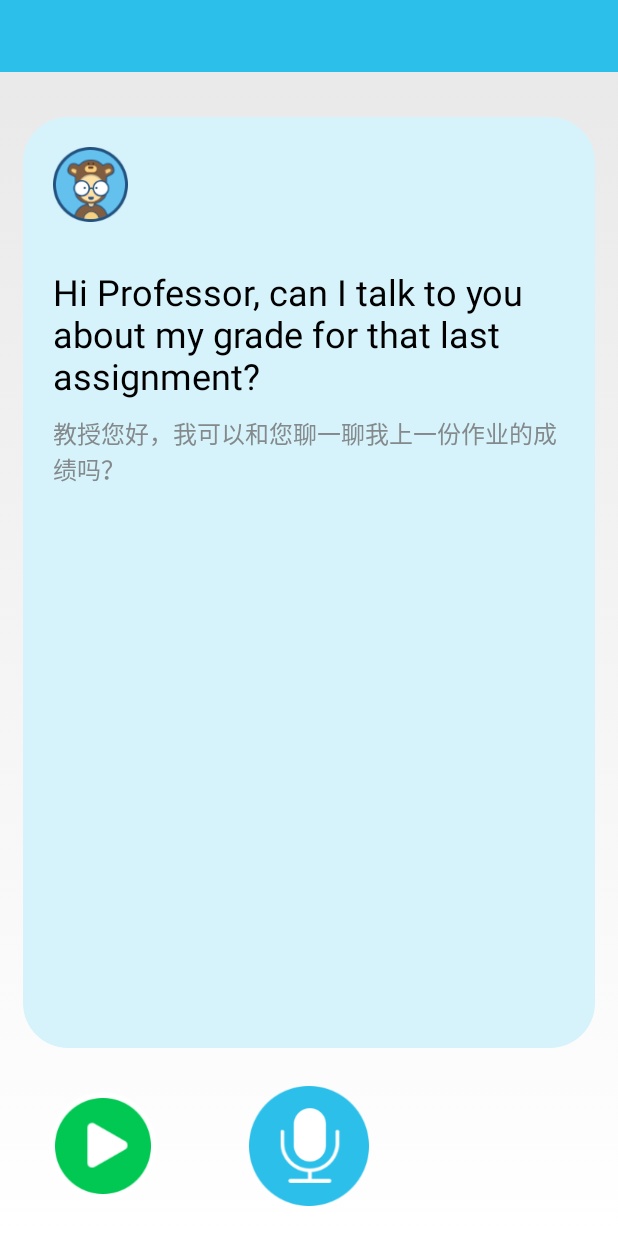
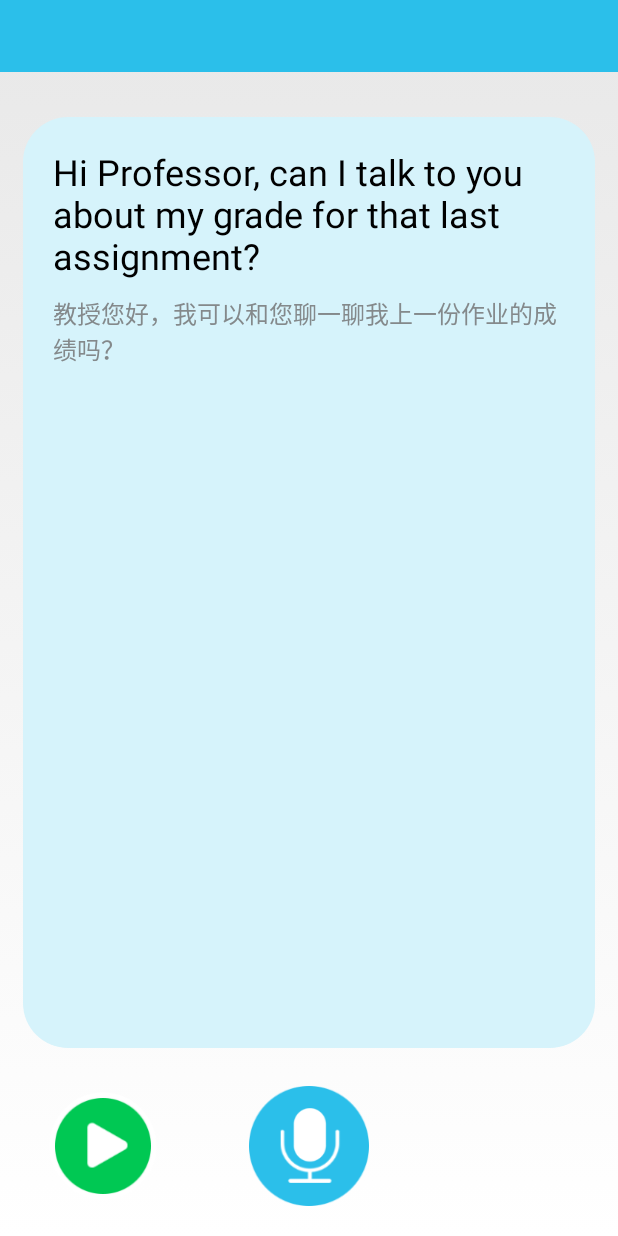
Before and after one commit to jianiuqi/ISchool, an Android app: the layout activity_tracking.xml on its own in the app's theme, with its tools: preview values and no code run, on a phone screen of 412 x 824 dp. Run offline under Robolectric (Android 15) with nearby library versions, the phone set to English and light mode, and no system bars.

Commit message:
edit tracking rule and add temp result

```diff
--- a/app/src/main/java/com/ibm/ischool/api/impl/LessonApiImpl.java
+++ b/app/src/main/java/com/ibm/ischool/api/impl/LessonApiImpl.java
@@ -36,7 +36,7 @@ public class LessonApiImpl implements ILessonApi{
 	@Override
 	public void getLessonsChapterId(final ChapterEntity chapterEntity, final IResponseApi<List<LessonEntity>> api) {
 		RequestParams params = new RequestParams();
-		HttpUtils.httpAsyncGet("/lesson?chapterId=1", params, new JsonHttpResponseHandler(){
+		HttpUtils.httpAsyncGet("/lesson?chapterId=1&mode=" + chapterEntity.getChapterMode(), params, new JsonHttpResponseHandler(){
 
 			@Override
 			public void onSuccess(int statusCode, Header[] headers, JSONArray array) {
--- a/app/src/main/java/com/ibm/ischool/view/ILessonDetailView.java
+++ b/app/src/main/java/com/ibm/ischool/view/ILessonDetailView.java
@@ -24,6 +24,11 @@ public interface ILessonDetailView extends IBaseView {
 	 * @return
 	 */
 	View getCircelChildView(int index);
+
+	/**
+	 * 设置标准读音布局可见性
+	 */
+	void setVoiceLayoutVisible(int visibility);
 
 	/**
 	 * 获取标准音进度条
--- a/app/src/main/java/com/ibm/ischool/view/ITrackingView.java
+++ b/app/src/main/java/com/ibm/ischool/view/ITrackingView.java
@@ -37,6 +37,12 @@ public interface ITrackingView extends IBaseView {
     HoloCircularProgressBar getRecordProgressBar();
 
     /**
+     * 设置标准读音布局可见性
+     * @param visibility
+     */
+    void setVoiceLayoutVisible(int visibility);
+
+    /**
      * 设置标准语音按钮图
      * @param resourceId
      */
--- a/app/src/main/res/layout/activity_lesson_detail.xml
+++ b/app/src/main/res/layout/activity_lesson_detail.xml
@@ -38,6 +38,7 @@
         android:orientation="horizontal" >
 
         <RelativeLayout
+            android:id="@+id/server_voice_layout"
             android:layout_width="0dp"
             android:layout_height="72dp"
             android:layout_weight="1"
--- a/app/src/main/res/layout/activity_lesson_grid.xml
+++ b/app/src/main/res/layout/activity_lesson_grid.xml
@@ -24,7 +24,9 @@
             android:gravity="center"
             android:listSelector="@android:color/transparent"
             android:numColumns="3"
-            android:stretchMode="columnWidth" />
+            android:stretchMode="columnWidth"
+            android:overScrollMode="never"
+            android:scrollbars="none"/>
     </RelativeLayout>
 
 </LinearLayout>
--- a/app/src/main/res/layout/activity_tracking.xml
+++ b/app/src/main/res/layout/activity_tracking.xml
@@ -25,7 +25,8 @@
             android:id="@+id/icon_level_iv"
             android:layout_width="50dp"
             android:layout_height="50dp"
-            android:src="@drawable/icon_level_1" />
+            android:src="@drawable/icon_level_1"
+            android:visibility="gone"/>
 
         <TextView
             android:id="@+id/lesson_sentence"
@@ -33,7 +34,6 @@
             android:layout_height="wrap_content"
             android:layout_alignParentTop="true"
             android:layout_centerInParent="true"
-            android:layout_marginTop="80dp"
             android:gravity="left|center_vertical"
             android:text="@string/lesson_detail_demo"
             android:textColor="@android:color/black"
@@ -51,113 +51,6 @@
             android:textColor="#84898B"
             android:textSize="16sp" />
 
-        <LinearLayout
-            android:id="@+id/word_pronounce_layout"
-            android:layout_width="fill_parent"
-            android:layout_height="wrap_content"
-            android:layout_below="@+id/lesson_sentence_translation"
-            android:layout_marginTop="10dip"
-            android:background="@drawable/shape_word_pronounce_round_background"
-            android:padding="15dp"
-            android:orientation="vertical"
-            android:visibility="gone" >
-
-            <LinearLayout
-                android:layout_width="wrap_content"
-                android:layout_height="wrap_content"
-                android:gravity="center_vertical"
-                android:orientation="horizontal" >
-
-                <View
-                    android:layout_width="5dip"
-                    android:layout_height="5dip"
-                    android:background="@drawable/shape_pronounce_word_dot_bg" />
-
-                <TextView
-                    android:id="@+id/word1_raw_tv"
-                    android:layout_width="wrap_content"
-                    android:layout_height="wrap_content"
-                    android:gravity="center"
-                    android:text="ever"
-                    android:textColor="@color/sentence_word_pronounce_right"
-                    android:layout_marginLeft="5dp"
-                    android:textSize="18sp" />
-
-                <ImageView
-                    android:layout_width="10dip"
-                    android:layout_height="10dip"
-                    android:src="@drawable/icon_pronounce_right"
-                    android:layout_marginLeft="20dp"/>
-
-                <TextView
-                    android:id="@+id/word1_pronounce_tv"
-                    android:layout_width="wrap_content"
-                    android:layout_height="wrap_content"
-                    android:gravity="center"
-                    android:text="/gred/"
-                    android:textColor="@color/sentence_word_pronounce_right"
-                    android:layout_marginLeft="5dp"
-                    android:textSize="18sp" />
-
-                <ImageView
-                    android:id="@+id/word1_mp3_iv"
-                    android:layout_width="20dp"
-                    android:layout_height="20dp"
-                    android:src="@drawable/icon_horn"
-                    android:layout_marginLeft="30dp"
-                    />
-            </LinearLayout>
-
-            <LinearLayout
-                android:id="@+id/word2_pronounce_layout"
-                android:layout_width="wrap_content"
-                android:layout_height="wrap_content"
-                android:gravity="center_vertical"
-                android:orientation="horizontal"
-                android:visibility="gone" >
-
-                <View
-                    android:layout_width="5dip"
-                    android:layout_height="5dip"
-                    android:background="@drawable/shape_pronounce_word_dot_bg" />
-
-                <TextView
-                    android:id="@+id/word2_raw_tv"
-                    android:layout_width="wrap_content"
-                    android:layout_height="wrap_content"
-                    android:gravity="center"
-                    android:text="ever"
-                    android:textColor="@color/sentence_word_pronounce_right"
-                    android:layout_marginLeft="5dp"
-                    android:textSize="18sp" />
-
-                <ImageView
-                    android:layout_width="10dip"
-                    android:layout_height="10dip"
-                    android:src="@drawable/icon_pronounce_right"
-                    android:layout_marginLeft="20dp"/>
-
-                <TextView
-                    android:id="@+id/word2_pronounce_tv"
-                    android:layout_width="wrap_content"
-                    android:layout_height="wrap_content"
-                    android:gravity="center"
-                    android:text="/gred/"
-                    android:textColor="@color/sentence_word_pronounce_right"
-                    android:layout_marginLeft="5dp"
-                    android:textSize="18sp" />
-
-                <ImageView
-                    android:id="@+id/word2_mp3_iv"
-                    android:layout_width="20dp"
-                    android:layout_height="20dp"
-                    android:src="@drawable/icon_horn"
-                    android:layout_marginLeft="30dp"
-                    />
-            </LinearLayout>
-
-        </LinearLayout>
-
     </RelativeLayout>
 
     <LinearLayout
@@ -171,6 +64,7 @@
         android:orientation="horizontal" >
 
         <RelativeLayout
+            android:id="@+id/server_voice_layout"
             android:layout_width="0dp"
             android:layout_height="72dp"
             android:layout_weight="1"
--- a/app/src/main/res/layout/chapter_item_layout.xml
+++ b/app/src/main/res/layout/chapter_item_layout.xml
@@ -1,6 +1,6 @@
 <?xml version="1.0" encoding="utf-8"?>
 <RelativeLayout xmlns:android="http://schemas.android.com/apk/res/android"
-    xmlns:rav="http://schemas.android.com/apk/res/com.ibm.ischool"
+    xmlns:rav="http://schemas.android.com/apk/res-auto"
     android:layout_width="match_parent"
     android:layout_height="match_parent" >
 
--- a/app/src/main/res/layout/fragment_main_level.xml
+++ b/app/src/main/res/layout/fragment_main_level.xml
@@ -1,6 +1,6 @@
 <?xml version="1.0" encoding="utf-8"?>
 <LinearLayout xmlns:android="http://schemas.android.com/apk/res/android"
-    xmlns:rav="http://schemas.android.com/apk/res/com.ibm.ischool"
+    xmlns:rav="http://schemas.android.com/apk/res-auto"
     xmlns:tools="http://schemas.android.com/tools"
     style="@style/common_root_layout_style"
     android:orientation="vertical"
```
Also changed, not shown: app/src/main/java/com/ibm/ischool/presenter/impl/LessonDetailPresenterImpl.java (+13 -5 lines), app/src/main/java/com/ibm/ischool/presenter/impl/TrackingPresenterImpl.java (+191 -18 lines), app/src/main/java/com/ibm/ischool/ui/activity/LessonDetailActivity.java (+8 -0 lines), app/src/main/java/com/ibm/ischool/ui/activity/TrackingActivity.java (+8 -0 lines), app/src/main/java/com/ibm/ischool/util/CRLSpeechUtil.java (+1 -6 lines).
